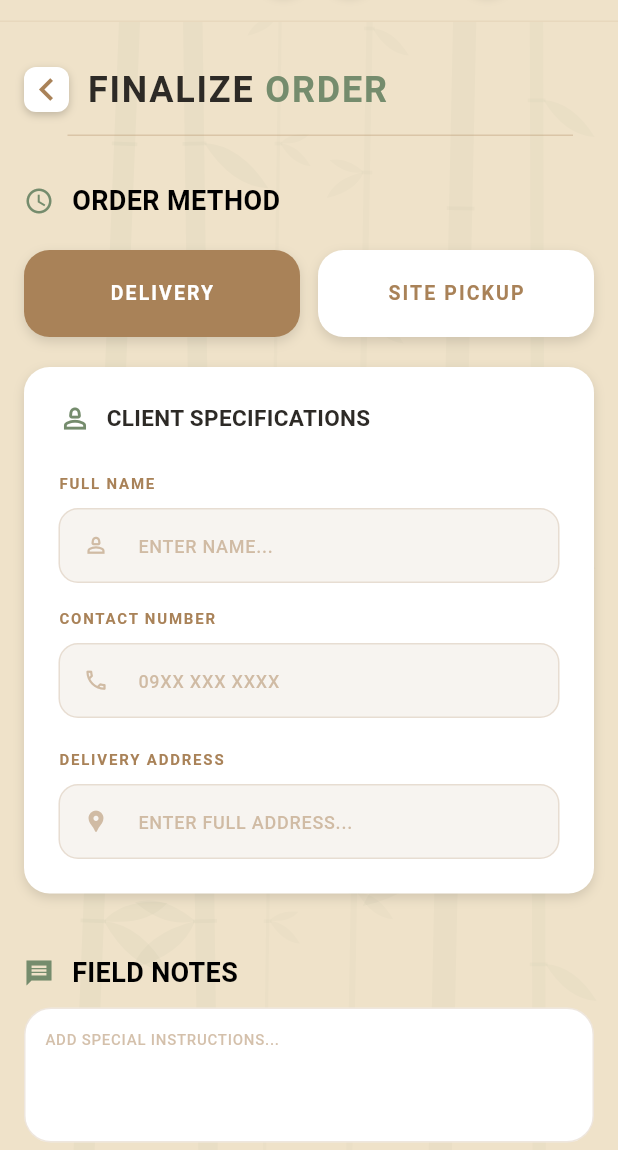
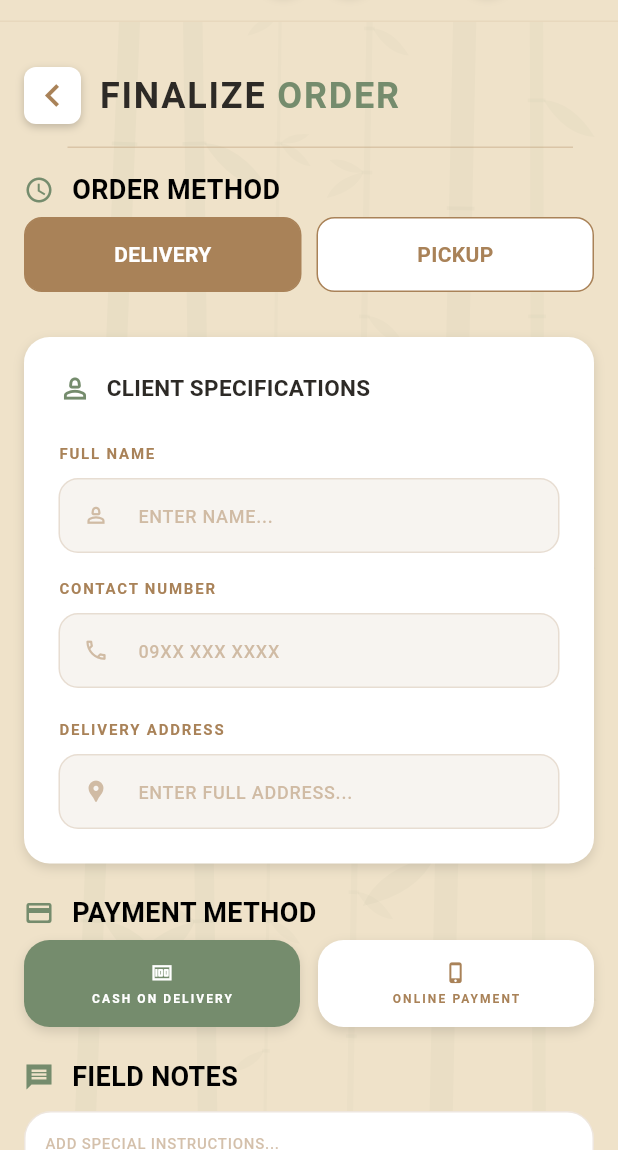
Before and after one commit to hiimkhel/L-L_Cafe_Integrated_Business_Management_System-LCIBMS-, a Flutter app: the CartCheckoutScreen screen opened directly with empty values, on a phone screen of 412 x 824 dp, the part 86-1236 px from its top. Run offline on Flutter 3.47's test engine with Material 3 defaults, Android fonts, the phone set to English and light mode, and no system bars; our stand-ins replace file_picker, firebase_auth, firebase_core, flutter_dotenv, google_sign_in; missing offline and left inert: flutter_facebook_auth; accounts and stored records are empty.

Commit message:
Refractor cartcheckout screen form

```diff
--- a/frontend/lib/features/checkout/customer/presentation/cart_checkout_screen.dart
+++ b/frontend/lib/features/checkout/customer/presentation/cart_checkout_screen.dart
@@ -28,6 +28,12 @@ class CartCheckoutScreen extends StatefulWidget {
 class _CartCheckoutScreenState extends State<CartCheckoutScreen> {
   //--------------------------ScrollController-----------------------------------
   final ScrollController _scrollController = ScrollController();
+
+  // Text input fields controllers
+  final TextEditingController _nameController = TextEditingController();
+  final TextEditingController _phoneController = TextEditingController();
+  final TextEditingController _addressController = TextEditingController();
+  final TextEditingController _notesController = TextEditingController();
   List<CartItem> _items = [];
   final OrderService _orderService = OrderService();
   bool _isLoading = false;
@@ -42,6 +48,13 @@ class _CartCheckoutScreenState extends State<CartCheckoutScreen> {
   }
 
   Future<void> _createOrder() async {
+    if (_nameController.text.isEmpty || _phoneController.text.isEmpty) {
+      ScaffoldMessenger.of(context).showSnackBar(
+        const SnackBar(content: Text("Please fill in contact details")),
+      );
+      return;
+    }
+
     setState(() => _isLoading = true);
 
     const double deliveryFee = 45.0;
@@ -51,21 +64,24 @@ class _CartCheckoutScreenState extends State<CartCheckoutScreen> {
       (sum, item) => sum + (item.price * item.quantity),
     );
 
-    final total = _isDelivery
-        ? subtotal + deliveryFee
-        : subtotal;
+    final currentDeliveryFee = _isDelivery ? deliveryFee : 0.0;
+    final total = subtotal + currentDeliveryFee;
+
+    final fullNotes = _isDelivery
+        ? "Address: ${_addressController.text}\nNotes: ${_notesController.text}"
+        : _notesController.text;
 
     final order = OrderRequest(
       source: "online",
       orderType: _isDelivery ? "delivery" : "pickup",
       subtotal: subtotal,
-      deliveryFee: _isDelivery ? deliveryFee : 0,
+      deliveryFee: currentDeliveryFee,
       total: total,
       paymentMethod: _isCash ? "cash" : "e-wallet",
       paymentStatus: "unpaid",
-      customerName: null,
-      customerPhone: null,
-      notes: "this is a note for delivery",
+      customerName: _nameController.text,
+      customerPhone: _phoneController.text,
+      notes: fullNotes,
       items: _items.map((item) {
         return {
           "menu_item_id": item.id,
@@ -89,9 +105,14 @@ class _CartCheckoutScreenState extends State<CartCheckoutScreen> {
       );
     }
   }
+
   @override
   void dispose() {
     _scrollController.dispose();
+    _nameController.dispose();
+    _phoneController.dispose();
+    _addressController.dispose();
+    _notesController.dispose();
     super.dispose();
   }
 
@@ -130,49 +151,12 @@ class _CartCheckoutScreenState extends State<CartCheckoutScreen> {
                 child: SingleChildScrollView(
                   child: Column(
                     children: [
-                      if (isMobile) ...[
-                        const SizedBox(height: 15),
-                        _orderMethod(isMobile: isMobile),
-                        const SizedBox(height: 15),
-                        _deliveryPickup(isMobile: isMobile),
-                        const SizedBox(height: 15),
-                        _clientDetails(isMobile: isMobile),
-                        const SizedBox(height: 20),
-                        _fieldNotes(isMobile: isMobile),
-                        const SizedBox(height: 25),
-                        _paymentMethod(isMobile: isMobile),
-                        const SizedBox(height: 10),
-                        _paymentChoices(isMobile: isMobile),
-                        const SizedBox(height: 10),
-                        _cartCheckoutSummary(isMobile: true),
-                      ] else ...[
-                        Row(
-                          crossAxisAlignment: CrossAxisAlignment.start,
-                          children: [
-                            Expanded(
-                              flex: 2,
-                              child: Column(
-                                crossAxisAlignment: CrossAxisAlignment.start,
-                                children: [
-                                  const SizedBox(height: 15),
-                                  _orderMethod(),
-                                  const SizedBox(height: 15),
-                                  _deliveryPickup(),
-                                  const SizedBox(height: 15),
-                                  _clientDetails(),
-                                  const SizedBox(height: 25),
-                                  _paymentMethod(),
-                                  const SizedBox(height: 10),
-                                  _paymentChoices(),
-                                  const SizedBox(height: 20),
-                                  _fieldNotes(),
-                                ],
+                      Padding(
+                        padding: EdgeInsets.symmetric(horizontal: isMobile ? 0 : 40),
+                        child: isMobile
+                          ? _buildVerticalLayout(true)
+                          : _buildHorizontalLayout(),
                       ),
-                            ),
-                            Expanded(flex: 1, child: _cartCheckoutSummary()),
-                          ],
-                        ),
-                      ],
                       const CustomerFooter(),
                     ],
                   ),
@@ -182,6 +166,76 @@ class _CartCheckoutScreenState extends State<CartCheckoutScreen> {
           ),
         ],
       ),
+    );
+  }
+
+  Widget _buildVerticalLayout(bool isMobile) {
+    return Column(
+      children: [
+        _orderMethod(isMobile: isMobile),
+        _deliveryPickup(isMobile: isMobile),
+        const SizedBox(height: 30),
+        _clientDetails(isMobile: isMobile),
+        _paymentMethod(isMobile: isMobile),
+        _paymentChoices(isMobile: isMobile),
+        _fieldNotes(isMobile: isMobile),
+        _cartCheckoutSummary(isMobile: true),
+      ],
+    );
+  }
+
+  Widget _buildHorizontalLayout() {
+    return Row(
+      crossAxisAlignment: CrossAxisAlignment.start,
+      children: [
+        Expanded(
+          flex: 2,
+          child: Column(
+            children: [
+              _orderMethod(),
+              _deliveryPickup(),
+              const SizedBox(height: 30),
+              _clientDetails(),
+              _paymentMethod(),
+              _paymentChoices(),
+              _fieldNotes(),
+            ],
+          ),
+        ),
+        Expanded(flex: 1, child: _cartCheckoutSummary()),
+      ],
+    );
+  }
+
+  // --- Reusable Input Field Helper ---
+  Widget _customTextField({
+    required String label,
+    required String hint,
+    required IconData icon,
+    required TextEditingController controller,
+    TextInputType? keyboard,
+    int maxLines = 1,
+  }) {
+    return Column(
+      crossAxisAlignment: CrossAxisAlignment.start,
+      children: [
+        Text(label, style: const TextStyle(color: AppColors.primary, fontWeight: FontWeight.bold, fontSize: 10)),
+        const SizedBox(height: 8),
+        TextField(
+          controller: controller,
+          keyboardType: keyboard,
+          maxLines: maxLines,
+          style: const TextStyle(fontSize: 14, color: AppColors.primary),
+          decoration: InputDecoration(
+            hintText: hint,
+            prefixIcon: Icon(icon, size: 18, color: AppColors.primary.withOpacity(0.5)),
+            filled: true,
+            fillColor: AppColors.primary.withOpacity(0.05),
+            border: OutlineInputBorder(borderRadius: BorderRadius.circular(13), borderSide: BorderSide.none),
+            contentPadding: const EdgeInsets.symmetric(vertical: 15, horizontal: 12),
+          ),
+        ),
+      ],
     );
   }
 
@@ -196,14 +250,11 @@ class _CartCheckoutScreenState extends State<CartCheckoutScreen> {
       child: Row(
         crossAxisAlignment: CrossAxisAlignment.center,
         children: [
+          // Styled Back Button
           GestureDetector(
             onTap: () => Navigator.maybePop(context),
             child: Container(
-              child: Icon(
-                Icons.chevron_left,
-                color: AppColors.primary,
-                size: 30,
-              ),
+              padding: const EdgeInsets.all(4), // Give the icon some breathing room
               decoration: BoxDecoration(
                 color: AppColors.white,
                 borderRadius: BorderRadius.circular(8),
@@ -215,15 +266,22 @@ class _CartCheckoutScreenState extends State<CartCheckoutScreen> {
                   ),
                 ],
               ),
+              child: const Icon(
+                Icons.chevron_left,
+                color: AppColors.primary,
+                size: 30,
+              ),
             ),
           ),
           const SizedBox(width: 12),
+          // Stylized Multi-color Title
           RichText(
             text: TextSpan(
               style: TextStyle(
                 fontSize: isMobile ? 24 : 32,
                 fontWeight: FontWeight.bold,
                 letterSpacing: 1.2,
+                fontFamily: 'Inter', // Ensure this matches your app's font
               ),
               children: const [
                 TextSpan(
@@ -270,78 +328,31 @@ class _CartCheckoutScreenState extends State<CartCheckoutScreen> {
 
   Widget _deliveryPickup({bool isMobile = false}) {
     return Padding(
-      padding: EdgeInsets.fromLTRB(
-        isMobile ? 16 : 60,
-        0,
-        isMobile ? 16 : 60,
-        5,
-      ),
+      padding: EdgeInsets.symmetric(horizontal: isMobile ? 16 : 60),
       child: Row(
         children: [
-          Expanded(
-            child: GestureDetector(
-              onTap: () => setState(() => _isDelivery = true),
-              child: AnimatedContainer(
-                duration: const Duration(milliseconds: 200),
-                curve: Curves.easeInOut,
-                height: 58,
-                decoration: BoxDecoration(
-                  color: _isDelivery ? AppColors.primary : AppColors.white,
-                  borderRadius: BorderRadius.circular(17),
-                  boxShadow: [
-                    BoxShadow(
-                      color: Colors.black.withOpacity(0.12),
-                      blurRadius: 6,
-                      offset: const Offset(0, 3),
-                    ),
+          _toggleBtn("DELIVERY", _isDelivery, () => setState(() => _isDelivery = true)),
+          const SizedBox(width: 10),
+          _toggleBtn("PICKUP", !_isDelivery, () => setState(() => _isDelivery = false)),
         ],
       ),
+    );
+  }
+
+  Widget _toggleBtn(String label, bool isActive, VoidCallback onTap) {
+    return Expanded(
+      child: GestureDetector(
+        onTap: onTap,
+        child: Container(
+          height: 50,
           alignment: Alignment.center,
-                child: Text(
-                  'DELIVERY',
-                  style: TextStyle(
-                    fontSize: 13,
-                    fontWeight: FontWeight.bold,
-                    letterSpacing: 1.4,
-                    color: _isDelivery ? AppColors.white : AppColors.primary,
+          decoration: BoxDecoration(
+            color: isActive ? AppColors.primary : Colors.white,
+            borderRadius: BorderRadius.circular(12),
+            border: Border.all(color: AppColors.primary),
           ),
+          child: Text(label, style: TextStyle(color: isActive ? Colors.white : AppColors.primary, fontWeight: FontWeight.bold)),
         ),
-              ),
-            ),
-          ),
-          const SizedBox(width: 12),
-          Expanded(
-            child: GestureDetector(
-              onTap: () => setState(() => _isDelivery = false),
-              child: AnimatedContainer(
-                duration: const Duration(milliseconds: 200),
-                curve: Curves.easeInOut,
-                height: 58,
-                decoration: BoxDecoration(
-                  color: !_isDelivery ? AppColors.primary : AppColors.white,
-                  borderRadius: BorderRadius.circular(17),
-                  boxShadow: [
-                    BoxShadow(
-                      color: Colors.black.withOpacity(0.12),
-                      blurRadius: 6,
-                      offset: const Offset(0, 3),
-                    ),
-                  ],
-                ),
-                alignment: Alignment.center,
-                child: Text(
-                  'SITE PICKUP',
-                  style: TextStyle(
-                    fontSize: 13,
-                    fontWeight: FontWeight.bold,
-                    letterSpacing: 1.4,
-                    color: !_isDelivery ? AppColors.white : AppColors.primary,
-                  ),
-                ),
-              ),
-            ),
-          ),
-        ],
       ),
     );
   }
```
Lines whose indentation alone changed are shown as unchanged.
